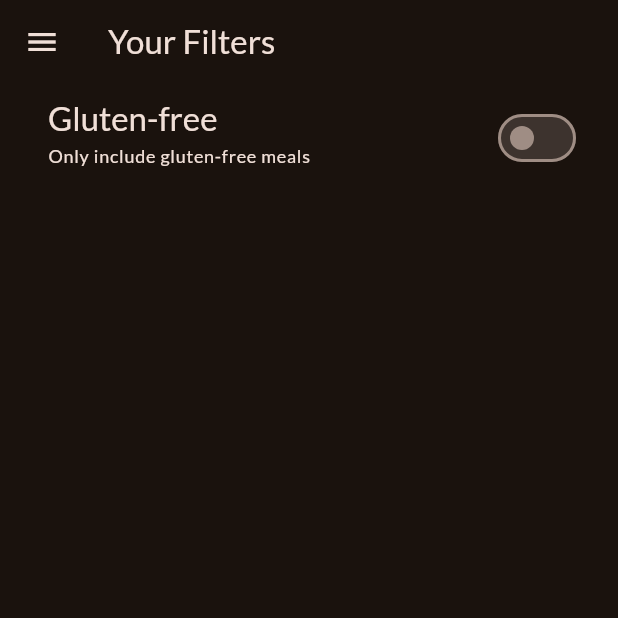
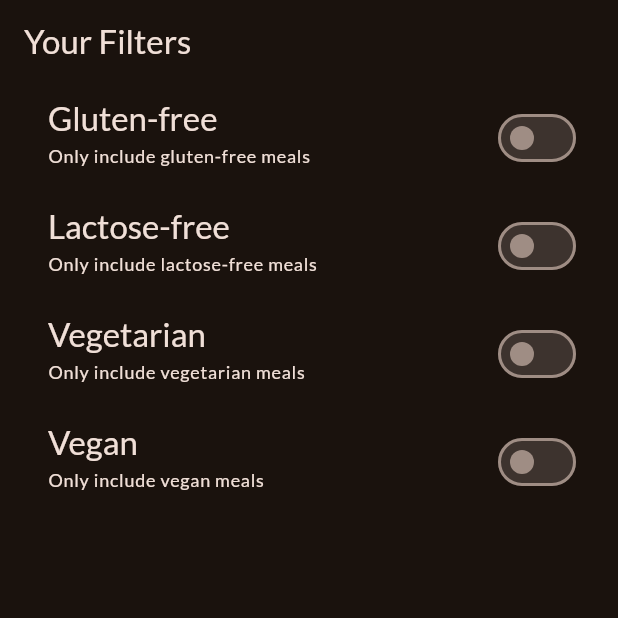
Before and after one commit to shahirahzaki/meals-app, a Flutter app: the FiltersScreen screen opened directly, on a phone screen of 412 x 824 dp, the top half of it. Run offline on Flutter 3.47's test engine with Material 3 defaults, Android fonts, the phone set to English and light mode, and no system bars; our stand-ins replace google_fonts, transparent_image.

Commit message:
feat: add additional meal filters for lactose-free, vegetarian, and vegan options

```diff
--- a/lib/screens/filters.dart
+++ b/lib/screens/filters.dart
@@ -1,6 +1,6 @@
 import 'package:flutter/material.dart';
-import 'package:meals_app/screens/tabs.dart';
-import 'package:meals_app/widgets/main_drawer.dart';
+// import 'package:meals_app/screens/tabs.dart';
+// import 'package:meals_app/widgets/main_drawer.dart';
 
 class FiltersScreen extends StatefulWidget {
   const FiltersScreen({super.key});
@@ -11,21 +11,24 @@ class FiltersScreen extends StatefulWidget {
 
 class _FiltersScreenState extends State<FiltersScreen> {
   var _glutenFreeFilterSet = false;
+  var _lactoseFreeFilterSet = false;
+  var _vegetarianFilterSet = false;
+  var _veganFilterSet = false;
 
   @override
   Widget build(BuildContext context) {
     return Scaffold(
       appBar: AppBar(title: Text('Your Filters')),
-      drawer: MainDrawer(
-        onSelectScreen: (identifier) {
-          Navigator.of(context).pop();
-          if (identifier == 'meals') {
-            Navigator.of(context).pushReplacement(
-              MaterialPageRoute(builder: (ctx) => TabsScreen()),
-            );
-          }
-        },
-      ),
+      // drawer: MainDrawer(
+      //   onSelectScreen: (identifier) {
+      //     Navigator.of(context).pop();
+      //     if (identifier == 'meals') {
+      //       Navigator.of(context).pushReplacement(
+      //         MaterialPageRoute(builder: (ctx) => TabsScreen()),
+      //       );
+      //     }
+      //   },
+      // ),
       body: Column(
         children: [
           SwitchListTile(
@@ -51,6 +54,75 @@ class _FiltersScreenState extends State<FiltersScreen> {
             activeColor: Theme.of(context).colorScheme.tertiary,
             contentPadding: EdgeInsets.only(left: 32, right: 24),
           ),
+          SwitchListTile(
+            value: _lactoseFreeFilterSet,
+            onChanged: (isChecked) {
+              //up to me to rename function
+              setState(() {
+                _lactoseFreeFilterSet = isChecked;
+              });
+            },
+            title: Text(
+              'Lactose-free',
+              style: Theme.of(context).textTheme.titleLarge!.copyWith(
+                color: Theme.of(context).colorScheme.onSurface,
+              ),
+            ),
+            subtitle: Text(
+              'Only include lactose-free meals',
+              style: Theme.of(context).textTheme.labelMedium!.copyWith(
+                color: Theme.of(context).colorScheme.onSurface,
+              ),
+            ),
+            activeColor: Theme.of(context).colorScheme.tertiary,
+            contentPadding: EdgeInsets.only(left: 32, right: 24),
+          ),
+          SwitchListTile(
+            value: _vegetarianFilterSet,
+            onChanged: (isChecked) {
+              //up to me to rename function
+              setState(() {
+                _vegetarianFilterSet = isChecked;
+              });
+            },
+            title: Text(
+              'Vegetarian',
+              style: Theme.of(context).textTheme.titleLarge!.copyWith(
+                color: Theme.of(context).colorScheme.onSurface,
+              ),
+            ),
+            subtitle: Text(
+              'Only include vegetarian meals',
+              style: Theme.of(context).textTheme.labelMedium!.copyWith(
+                color: Theme.of(context).colorScheme.onSurface,
+              ),
+            ),
+            activeColor: Theme.of(context).colorScheme.tertiary,
+            contentPadding: EdgeInsets.only(left: 32, right: 24),
+          ),
+          SwitchListTile(
+            value: _veganFilterSet,
+            onChanged: (isChecked) {
+              //up to me to rename function
+              setState(() {
+                _veganFilterSet = isChecked;
+              });
+            },
+            title: Text(
+              'Vegan',
+              style: Theme.of(context).textTheme.titleLarge!.copyWith(
+                color: Theme.of(context).colorScheme.onSurface,
+              ),
+            ),
+            subtitle: Text(
+              'Only include vegan meals',
+              style: Theme.of(context).textTheme.labelMedium!.copyWith(
+                color: Theme.of(context).colorScheme.onSurface,
+              ),
+            ),
+            activeColor: Theme.of(context).colorScheme.tertiary,
+            contentPadding: EdgeInsets.only(left: 32, right: 24),
+          ),
         ],
       ),
     );
```
